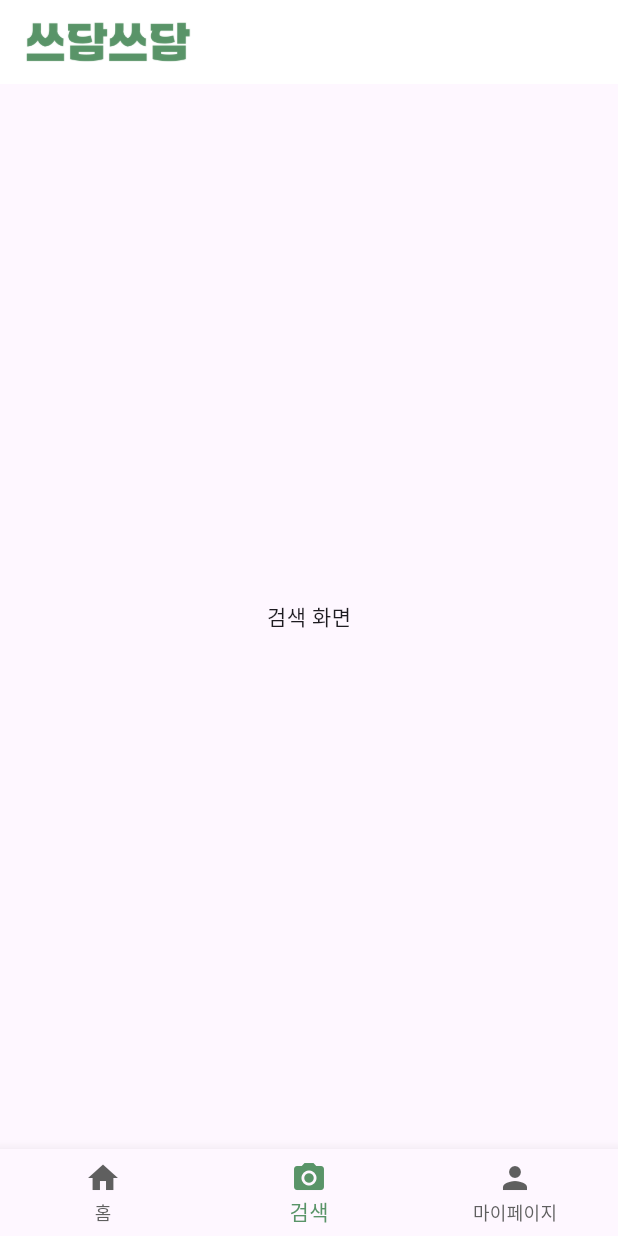
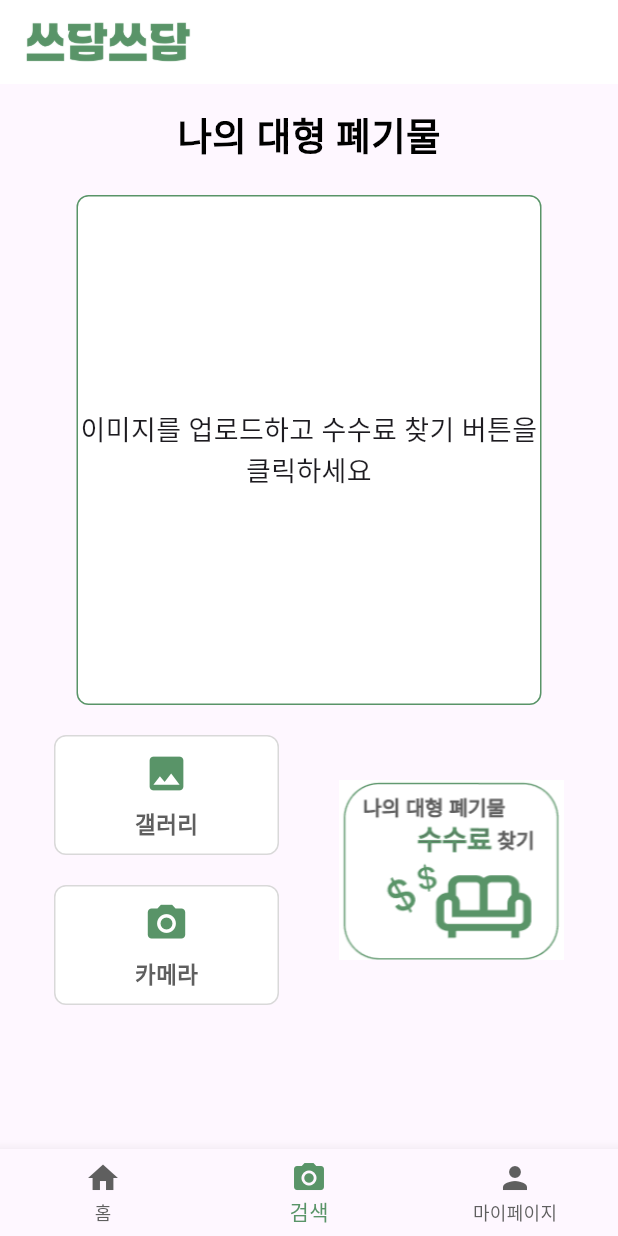
Before and after one commit to Ssdam-Ssdam/Ssdam_Frontend, a Flutter app: the MainScreen screen opened directly, item 2 of the bottom bar chosen, on a phone screen of 412 x 824 dp. Run offline on Flutter 3.47's test engine with Material 3 defaults, Android fonts, the phone set to English and light mode, and no system bars; our stand-ins replace image_picker, webview_flutter.

Commit message:
search_screen + (Map)

```diff
--- a/lib/screens/home_screen.dart
+++ b/lib/screens/home_screen.dart
@@ -1,4 +1,5 @@
 import 'package:flutter/material.dart';
+
 
 class HomeScreen extends StatefulWidget {
   final VoidCallback onNavigateToInquiry; // InquiryScreen으로 이동하는 콜백
--- /dev/null
+++ b/lib/screens/search_screen.dart
@@ -0,0 +1,264 @@
+import 'package:flutter/material.dart';
+import 'dart:io';
+import 'package:image_picker/image_picker.dart';
+
+class SearchScreen extends StatefulWidget {
+  final ValueChanged<Widget> onScreenChange; // 새 매개변수 추가
+
+  SearchScreen({required this.onScreenChange}); // 생성자에 추가
+
+  @override
+  _SearchScreenState createState() => _SearchScreenState();
+}
+
+class _SearchScreenState extends State<SearchScreen> {
+  File? _selectedImage;
+
+  Future<void> _pickImage(ImageSource source) async {
+    final picker = ImagePicker();
+    final pickedFile = await picker.pickImage(source: source);
+
+    if (pickedFile != null) {
+      setState(() {
+        _selectedImage = File(pickedFile.path);
+      });
+    }
+  }
+
+  @override
+  Widget build(BuildContext context) {
+    return Scaffold(
+      body: SafeArea(
+        child: SingleChildScrollView(
+          child: Padding(
+            padding: const EdgeInsets.all(16.0),
+            child: Column(
+              children: [
+                Text(
+                  '나의 대형 폐기물',
+                  style: TextStyle(
+                    color: Color(0xFF000000),
+                    fontWeight: FontWeight.bold,
+                    fontSize: 25,
+                  ),
+                ),
+                SizedBox(height: 20),
+                // 이미지 업로드 및 결과 보기
+                Column(
+                  children: [
+                    if (_selectedImage != null)
+                      Column(
+                        children: [
+                          ClipRRect(
+                            borderRadius: BorderRadius.circular(16), // 모서리를 둥글게 설정 (16px)
+                            child: Image.file(
+                              _selectedImage!,
+                              height: 310,
+                              width: 340,
+                              fit: BoxFit.cover,
+                            ),
+                          ),
+                          SizedBox(height: 20),
+                        ],
+                      )
+
+                    else
+                      Container(
+                        width: 310,
+                        height: 340,
+                        decoration: BoxDecoration(
+                          color: Colors.white,
+                          border: Border.all(color: Color(0xFF599468)),
+                          borderRadius: BorderRadius.circular(8),
+                        ),
+                        alignment: Alignment.center,
+                        child: Text(
+                          '이미지를 업로드하고 수수료 찾기 버튼을 클릭하세요',
+                          style: TextStyle(fontSize: 18),
+                          textAlign: TextAlign.center, // 텍스트 중앙 정렬
+                        ),
+                      ),
+                    SizedBox(height: 20),
+
+                    Row(
+                      children: [
+                        // 갤러리와 카메라 버튼을 컨테이너로 변경
+                        Expanded(
+                          child: Column(
+                            children: [
+                              // 갤러리 버튼 (기능 없음)
+                              InkWell(
+                                onTap: () {
+                                  // 갤러리 버튼 클릭 시 아무 동작도 하지 않음
+                                  showDialog(
+                                    context: context,
+                                    builder: (context) => AlertDialog(
+                                      title: Text('기능 미지원'),
+                                      content: Text('갤러리 버튼은 비활성화되었습니다.'),
+                                      actions: [
+                                        TextButton(
+                                          onPressed: () =>
+                                              Navigator.of(context).pop(),
+                                          child: Text('확인'),
+                                        ),
+                                      ],
+                                    ),
+                                  );
+                                },
+                                child: Container(
+                                  width: 150,
+                                  height: 80,
+                                  decoration: BoxDecoration(
+                                    color: Colors.white,
+                                    border: Border.all(color: Color(0xFFD9D9D9)),
+                                    borderRadius: BorderRadius.circular(8),
+                                  ),
+                                  child: Column(
+                                    mainAxisAlignment: MainAxisAlignment.center,
+                                    children: [
+                                      Icon(Icons.photo,
+                                          color: Color(0xFF599468), size: 30),
+                                      SizedBox(height: 8),
+                                      Text(
+                                        '갤러리',
+                                        style: TextStyle(
+                                          color: Color(0xFF5F5F5F),
+                                          fontSize: 15,
+                                          fontWeight: FontWeight.bold,
+                                        ),
+                                      ),
+                                    ],
+                                  ),
+                                ),
+                              ),
+                              SizedBox(height: 20),
+                              // 카메라 버튼 (기능 유지)
+                              InkWell(
+                                onTap: () => _pickImage(ImageSource.camera),
+                                child: Container(
+                                  width: 150,
+                                  height: 80,
+                                  decoration: BoxDecoration(
+                                    color: Colors.white,
+                                    border: Border.all(color: Color(0xFFD9D9D9)),
+                                    borderRadius: BorderRadius.circular(8),
+                                  ),
+                                  child: Column(
+                                    mainAxisAlignment: MainAxisAlignment.center,
+                                    children: [
+                                      Icon(Icons.camera_alt,
+                                          color: Color(0xFF599468), size: 30),
+                                      SizedBox(height: 8),
+                                      Text(
+                                        '카메라',
+                                        style: TextStyle(
+                                          color: Color(0xFF5F5F5F),
+                                          fontSize: 15,
+                                          fontWeight: FontWeight.bold,
+                                        ),
+                                      ),
+                                    ],
+                                  ),
+                                ),
+                              ),
+                            ],
+                          ),
+                        ),
+                        SizedBox(width: 20),
+                        // 수수료 찾기 버튼 오른쪽 정렬
+                        Container(
+                          width: 150,
+                          height: 120,
+                          margin: EdgeInsets.only(right: 20), // 오른쪽에 20px 여백 추가
+                          child: InkWell(
+                            onTap: () {
+                              if (_selectedImage == null) {
+                                // 이미지가 선택되지 않았을 경우 알림창 띄우기
+                                showDialog(
+                                  context: context,
+                                  builder: (context) {
+                                    return AlertDialog(
+                                      title: Text('이미지 선택'),
+                                      content: Text('이미지를 먼저 선택해주세요.'),
+                                      actions: [
+                                        TextButton(
+                                          onPressed: () {
+                                            Navigator.of(context).pop(); // 알림창 닫기
+                                          },
+                                          child: Text('확인'),
+                                        ),
+                                      ],
+                                    );
+                                  },
+                                );
+                              } else {
+                                // 이미지가 선택되었을 경우 ResultScreen으로 이동
+                                Navigator.push(
+                                  context,
+                                  MaterialPageRoute(
+                                    builder: (context) =>
+                                        ResultScreen(image: _selectedImage),
+                                  ),
+                                );
+                              }
+                            },
+                            child: Image.asset(
+                              'assets/findbutton.png', // 여기에 버튼용 이미지 경로를 입력하세요
+                              fit: BoxFit.cover,
+                            ),
+                          ),
+                        ),
+                      ],
+                    ),
+                  ],
+                ),
+              ],
+            ),
+          ),
+        ),
+      ),
+    );
+  }
+}
+
+class ResultScreen extends StatelessWidget {
+  final File? image;
+
+  ResultScreen({required this.image});
+
+  @override
+  Widget build(BuildContext context) {
+    return Scaffold(
+      appBar: AppBar(
+        title: Text(
+          'AI 분석 결과',
+          style: TextStyle(
+            color: Color(0xFF000000),
+            fontWeight: FontWeight.bold,
+            fontSize: 25,
+          ),
+        ),
+      ),
+      body: Center(
+        child: image != null
+            ? Column(
+          mainAxisAlignment: MainAxisAlignment.center,
+          children: [
+            Image.file(
+              image!,
+              height: 200,
+              width: 200,
+              fit: BoxFit.cover,
+            ),
+            SizedBox(height: 20),
+            Text(
+              'OOO님의 대형폐기물은 OO 입니다!',
+              style: TextStyle(fontSize: 18),
+            ),
+          ],
+        )
+            : Text('이미지가 없습니다.', style: TextStyle(fontSize: 18)),
+      ),
+    );
+  }
+}
--- a/pubspec.yaml
+++ b/pubspec.yaml
@@ -30,6 +30,10 @@ environment:
 dependencies:
   flutter:
     sdk: flutter
+  webview_flutter: ^4.0.7
+
+  url_launcher: ^6.0.20
+  image_picker: ^0.8.7+4
 
 
   # The following adds the Cupertino Icons font to your application.
@@ -61,6 +65,8 @@ flutter:
     - assets/map_placeholder.png
     - assets/profile.png
     - assets/backbutton.png
+    - assets/findbutton.png
+    - assets/kakao_map.html
 
 
 
```
Also changed, not shown: lib/screens/MapWeb_screen.dart (added, +29 -0 lines), lib/screens/main_screen.dart (+9 -1 lines), assets/findbutton.png (added), pubspec.lock, 8 other files.
